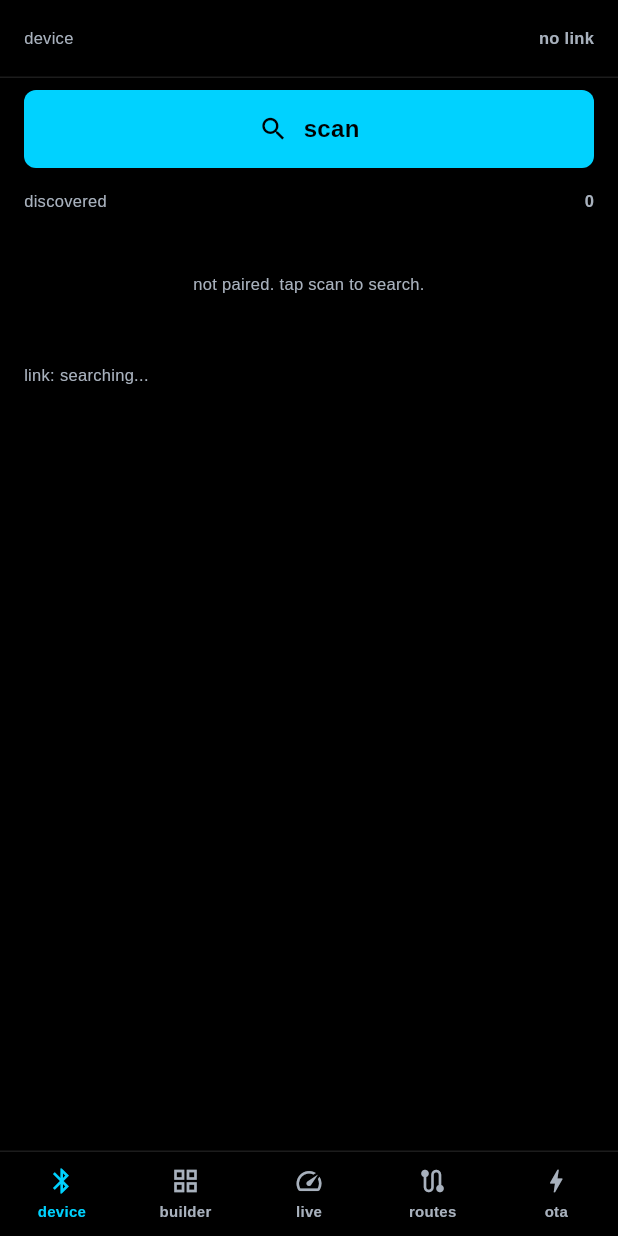
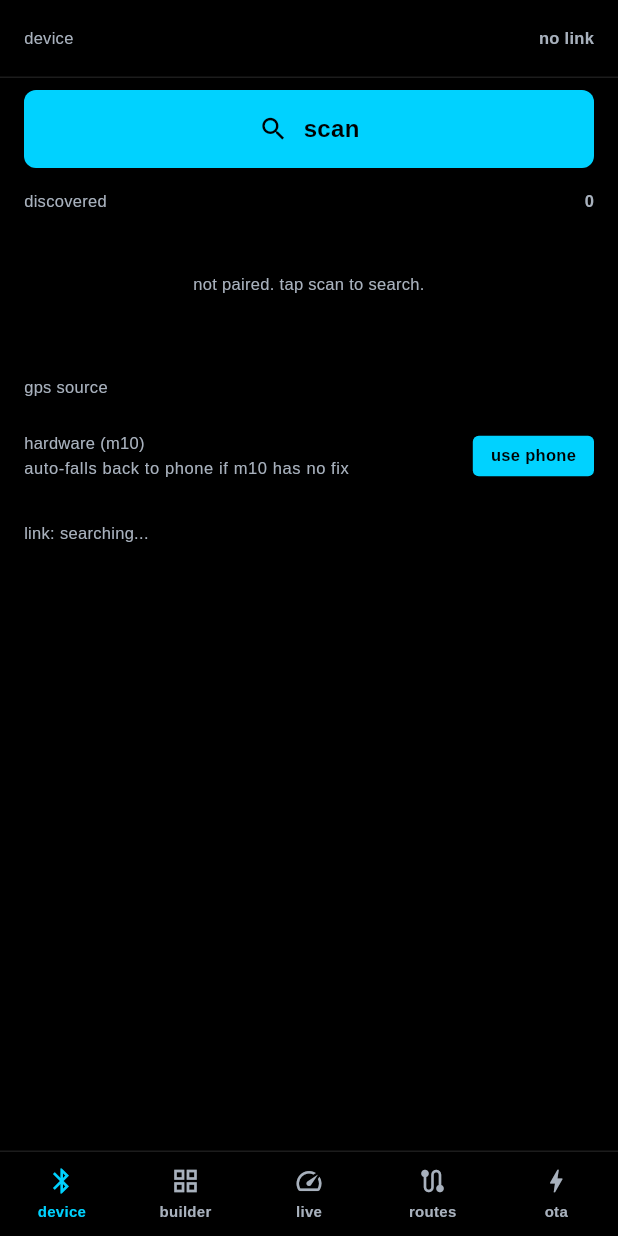
Before and after one commit to ibrahimhnif/opencyclo, a Flutter app: the screen it shows after launch, on a phone screen of 412 x 824 dp. Run offline on Flutter 3.47's test engine with Material 3 defaults, Android fonts, the phone set to English and light mode, and no system bars; our stand-ins replace file_picker, flutter_blue_plus, flutter_riverpod, geolocator; missing offline and left inert: flutter_foreground_task.

Commit message:
feat(ui): add GPS source toggle row to device tab
Wires gpsSourceProvider into DeviceTab: watches state to render the
current mode (hardware/phone), reloads from the device on BLE
reconnect via ref.listen, and lets the user toggle mode with a chip
that's disabled while disconnected or syncing.

Co-Authored-By: Claude Sonnet 5 <noreply@anthropic.com>

```diff
--- a/app/lib/ui/screens/tabs/device_tab.dart
+++ b/app/lib/ui/screens/tabs/device_tab.dart
@@ -1,6 +1,7 @@
 import 'package:flutter/material.dart';
 import 'package:flutter_riverpod/flutter_riverpod.dart';
 import '../../../state/ble_provider.dart';
+import '../../../state/gps_source_provider.dart';
 import '../../theme/app_theme.dart';
 import '../../widgets/device_ui.dart';
 
@@ -17,6 +18,15 @@ class DeviceTab extends ConsumerWidget {
   Widget build(BuildContext context, WidgetRef ref) {
     final bleState = ref.watch(bleProvider);
     final bleNotifier = ref.read(bleProvider.notifier);
+
+    final gpsSourceState = ref.watch(gpsSourceProvider);
+    final gpsSourceNotifier = ref.read(gpsSourceProvider.notifier);
+
+    ref.listen<BleState>(bleProvider, (previous, next) {
+      final justConnected = next.status == DeviceConnectionStatus.connected &&
+          previous?.status != DeviceConnectionStatus.connected;
+      if (justConnected) gpsSourceNotifier.loadFromDevice();
+    });
 
     final connected = bleState.status == DeviceConnectionStatus.connected;
     final connecting = bleState.status == DeviceConnectionStatus.connecting;
@@ -123,6 +133,30 @@ class DeviceTab extends ConsumerWidget {
 
           const SizedBox(height: 16),
 
+          DeviceSectionLabel(text: 'gps source'),
+          DeviceListRow(
+            label: gpsSourceState.mode == GpsSourceMode.hardware
+                ? 'hardware (m10)'
+                : 'phone',
+            detail: gpsSourceState.mode == GpsSourceMode.hardware
+                ? 'auto-falls back to phone if m10 has no fix'
+                : 'always uses phone location; m10 ignored',
+            trailing: DeviceChip(
+              text: gpsSourceState.mode == GpsSourceMode.hardware
+                  ? 'use phone'
+                  : 'use hardware',
+              color: AppTheme.cyan,
+              onTap: connected && !gpsSourceState.syncing
+                  ? () => gpsSourceNotifier.setMode(
+                      gpsSourceState.mode == GpsSourceMode.hardware
+                          ? GpsSourceMode.phoneForced
+                          : GpsSourceMode.hardware)
+                  : null,
+            ),
+            showDivider: false,
+          ),
+          const SizedBox(height: 16),
+
           // The device closes its BLE page with a muted one-line status. So
           // does this — same voice, same colour.
           Text(
```
